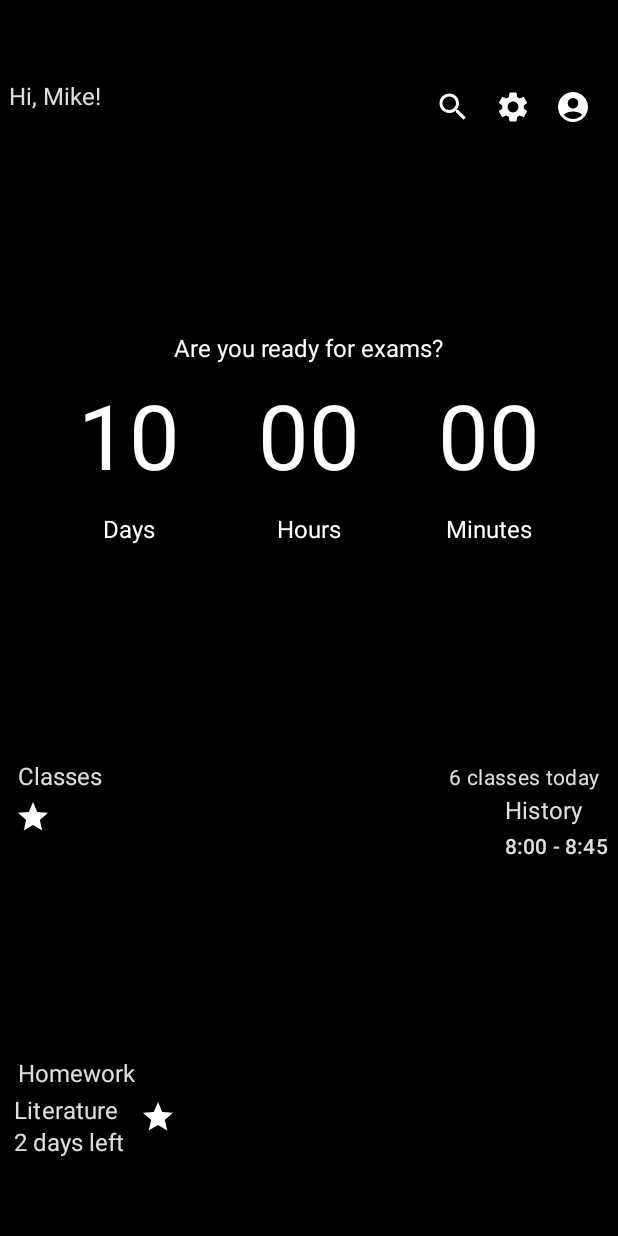
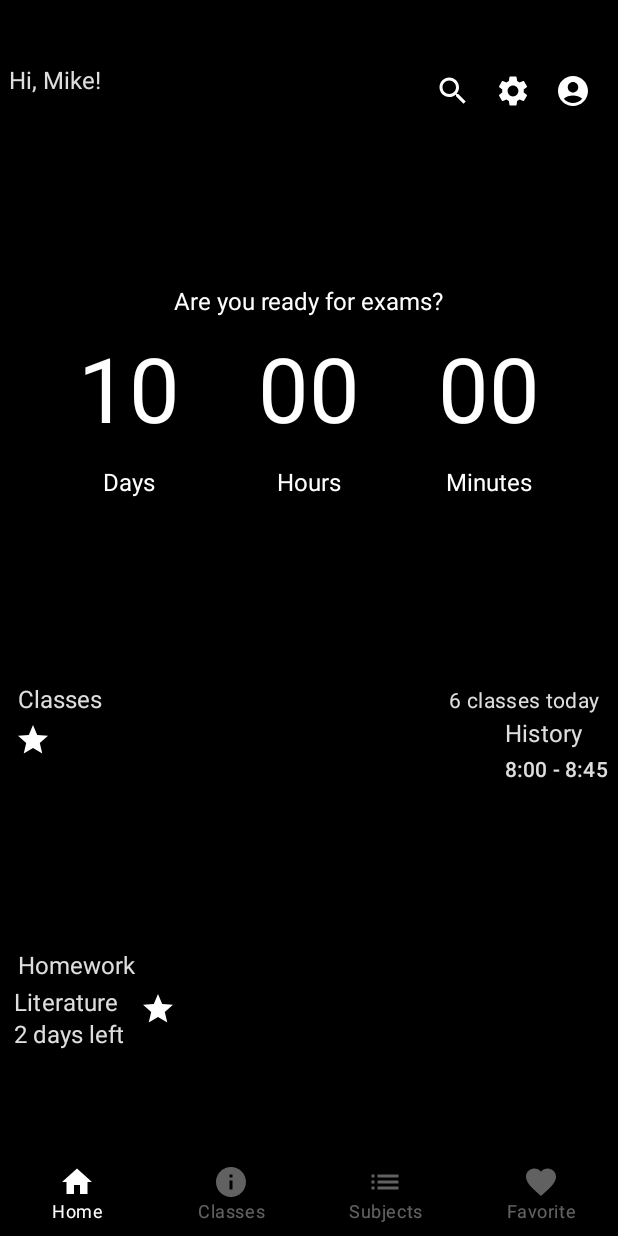
Before and after one commit to saityan/copycat, an Android app built with Jetpack Compose: the screen it shows after launch (MainActivity), on a phone screen of 412 x 824 dp. Run offline under Robolectric (Android 15) with nearby library versions, the phone set to English and light mode, and no system bars; our stand-ins replace accompanist.

Commit message:
BottomBar added to Main Screen

```diff
--- a/app/src/main/java/saityan/misc/copycat/view/main_screen/MainScreen.kt
+++ b/app/src/main/java/saityan/misc/copycat/view/main_screen/MainScreen.kt
@@ -8,6 +8,7 @@ import androidx.compose.material.Surface
 import androidx.compose.runtime.Composable
 import androidx.compose.ui.Modifier
 import androidx.compose.ui.tooling.preview.Preview
+import saityan.misc.copycat.view.bottom_bar_screen.BottomBarScreen
 import saityan.misc.copycat.view.main_screen.greeting.Greeting
 import saityan.misc.copycat.view.main_screen.homework.Homework
 import saityan.misc.copycat.view.main_screen.lessons.Lessons
@@ -23,13 +24,24 @@ fun MainScreen() {
             modifier = Modifier.fillMaxSize(),
             verticalArrangement = Arrangement.SpaceEvenly
         ) {
-            Greeting(name = "Mike")
+            Column(
+                verticalArrangement = Arrangement.SpaceEvenly,
+                modifier = Modifier.weight(9f)
+            ) {
+                Greeting(name = "Mike")
 
-            Timer()
+                Timer()
 
-            Lessons()
+                Lessons()
 
-            Homework()
+                Homework()
+            }
+            Column(
+                verticalArrangement = Arrangement.Bottom,
+                modifier = Modifier.weight(1f)
+            ) {
+                BottomBarScreen()
+            }
         }
     }
 }
```
